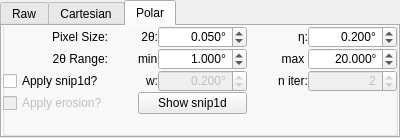
HEXRD/hexrdgui, file hexrd/ui/resources/ui/image_mode_widget.ui: the form before one commit.
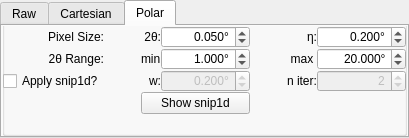
The form after the commit. The open tabs and pages were chosen to show the change.

Commit message:
Remove "Apply Erosion?" checkbox, as it is unused
This feature was removed earlier. The checkbox is not
connected to anything, and does not actually do anything.
Remove it from the polar view tab settings.

What changed in the file:
```diff
--- a/hexrd/ui/resources/ui/image_mode_widget.ui
+++ b/hexrd/ui/resources/ui/image_mode_widget.ui
@@ -6,7 +6,7 @@
    <rect>
     <x>0</x>
     <y>0</y>
-    <width>400</width>
+    <width>409</width>
     <height>138</height>
    </rect>
   </property>
@@ -566,16 +566,6 @@
                 </property>
                </widget>
               </item>
-              <item row="3" column="0">
-               <widget class="QCheckBox" name="polar_apply_erosion">
-                <property name="enabled">
-                 <bool>false</bool>
-                </property>
-                <property name="text">
-                 <string>Apply erosion?</string>
-                </property>
-               </widget>
-              </item>
               <item row="3" column="3" colspan="2">
                <widget class="QPushButton" name="polar_show_snip1d">
                 <property name="text">
```
